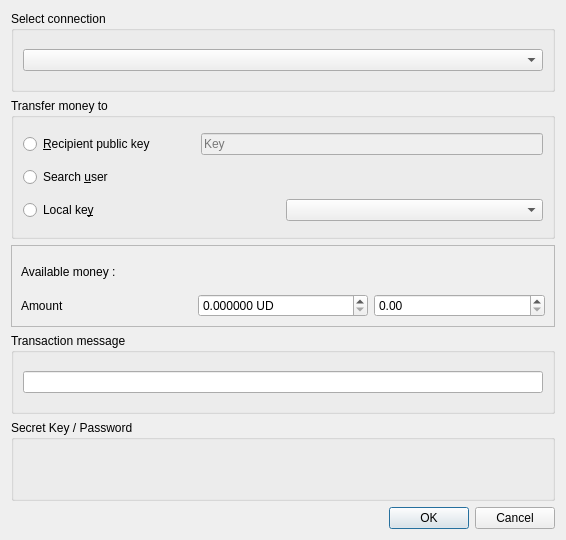
Above: src/sakia/gui/dialogs/transfer/transfer.ui from duniter/sakia before the change. Below: the same form after it.
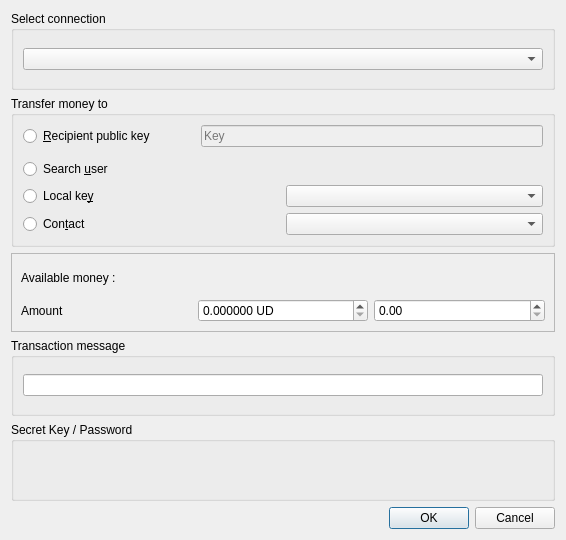
That is the form after the change.

Commit message: Contacts in transfer dialog

Diff of the .ui file:
```diff
--- a/src/sakia/gui/dialogs/transfer/transfer.ui
+++ b/src/sakia/gui/dialogs/transfer/transfer.ui
@@ -35,10 +35,10 @@
       <item>
        <layout class="QVBoxLayout" name="verticalLayout_4">
         <property name="topMargin">
-         <number>6</number>
+         <number>0</number>
         </property>
         <property name="bottomMargin">
-         <number>6</number>
+         <number>0</number>
         </property>
         <item>
          <layout class="QHBoxLayout" name="horizontalLayout">
@@ -137,7 +137,7 @@
         <item>
          <layout class="QHBoxLayout" name="horizontalLayout_2">
           <property name="topMargin">
-           <number>6</number>
+           <number>0</number>
           </property>
           <item>
            <widget class="QRadioButton" name="radio_local_key">
@@ -151,6 +151,23 @@
           </item>
          </layout>
         </item>
+        <item>
+         <layout class="QHBoxLayout" name="horizontalLayout_6">
+          <property name="topMargin">
+           <number>0</number>
+          </property>
+          <item>
+           <widget class="QRadioButton" name="radio_contacts">
+            <property name="text">
+             <string>Con&amp;tact</string>
+            </property>
+           </widget>
+          </item>
+          <item>
+           <widget class="QComboBox" name="combo_contacts"/>
+          </item>
+         </layout>
+        </item>
        </layout>
       </item>
      </layout>
```
The commit also changes 3 other files.
